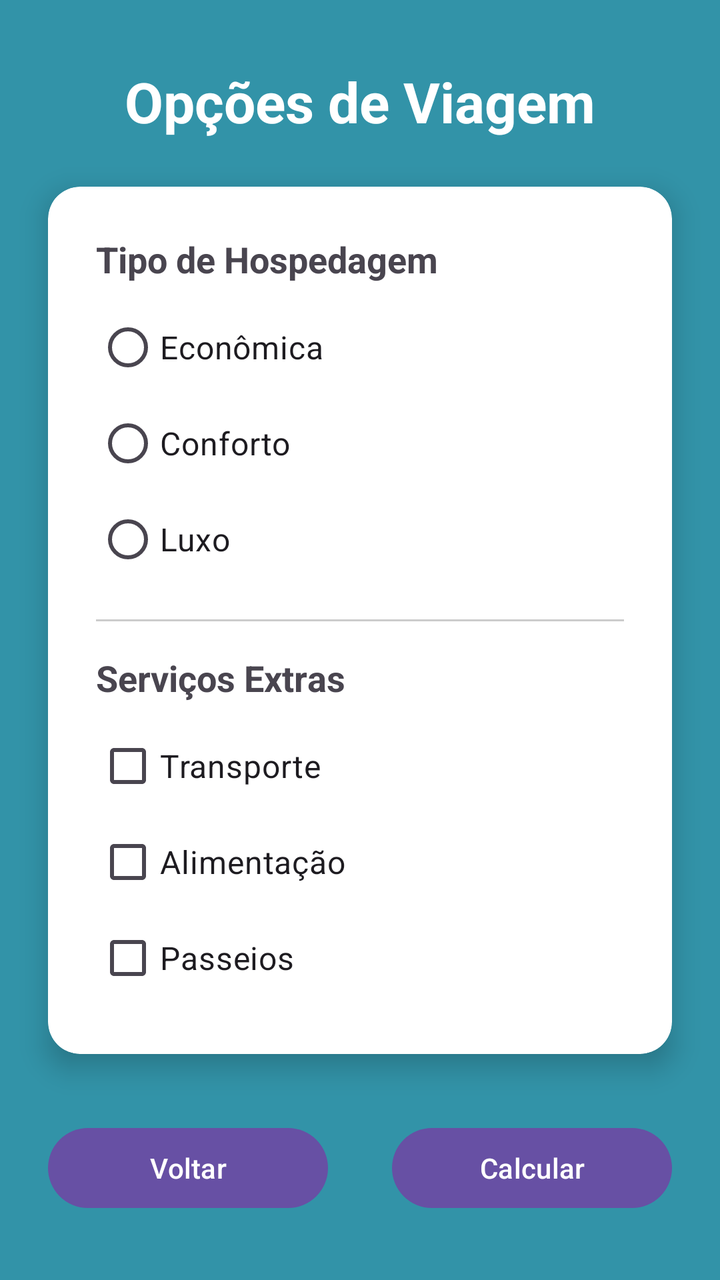
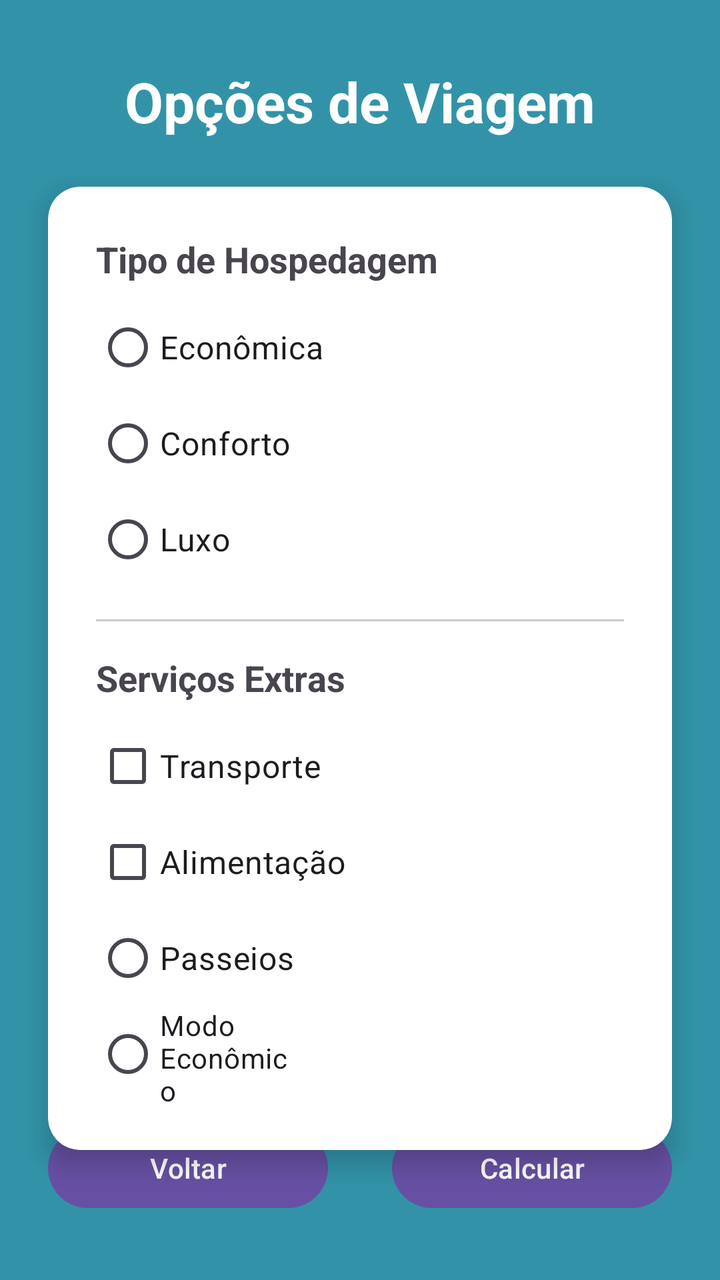

Compare the two renders of this Android layout. The source of the first and the diff that turns it into the second are given below.
<!-- AndroidManifest.xml: application theme Theme.FastTripPlanner -->
<!-- res/layout/activity_segunda_tela.xml -->
<?xml version="1.0" encoding="utf-8"?>
<androidx.constraintlayout.widget.ConstraintLayout
    xmlns:android="http://schemas.android.com/apk/res/android"
    xmlns:app="http://schemas.android.com/apk/res-auto"
    xmlns:tools="http://schemas.android.com/tools"
    android:layout_width="match_parent"
    android:layout_height="match_parent"
    android:background="#3293a8"
    tools:context=".SegundaTelaActivity">

    <TextView
        android:id="@+id/tvTitulo2"
        android:layout_width="wrap_content"
        android:layout_height="wrap_content"
        android:layout_marginTop="32dp"
        android:text="Opções de Viagem"
        android:textColor="#FFFFFF"
        android:textSize="28sp"
        android:textStyle="bold"
        app:layout_constraintEnd_toEndOf="parent"
        app:layout_constraintStart_toStartOf="parent"
        app:layout_constraintTop_toTopOf="parent" />

    <androidx.cardview.widget.CardView
        android:layout_width="0dp"
        android:layout_height="wrap_content"
        android:layout_marginTop="50dp"
        android:layout_margin="24dp"
        app:cardCornerRadius="16dp"
        app:cardElevation="8dp"
        app:layout_constraintTop_toBottomOf="@+id/tvTitulo2"
        app:layout_constraintStart_toStartOf="parent"
        app:layout_constraintEnd_toEndOf="parent">

        <LinearLayout
            android:layout_width="match_parent"
            android:layout_height="wrap_content"
            android:orientation="vertical"
            android:padding="24dp">

            <TextView
                android:layout_width="wrap_content"
                android:layout_height="wrap_content"
                android:layout_marginBottom="8dp"
                android:text="Tipo de Hospedagem"
                android:textSize="18sp"
                android:textStyle="bold" />

            <RadioGroup
                android:id="@+id/rdHospedagem"
                android:layout_width="match_parent"
                android:layout_height="wrap_content"
                android:orientation="vertical">

                <RadioButton
                    android:id="@+id/rbEconomica"
                    android:layout_width="wrap_content"
                    android:layout_height="wrap_content"
                    android:text="Econômica"
                    android:textSize="16sp" />

                <RadioButton
                    android:id="@+id/rbConforto"
                    android:layout_width="wrap_content"
                    android:layout_height="wrap_content"
                    android:text="Conforto"
                    android:textSize="16sp" />

                <RadioButton
                    android:id="@+id/rbLuxo"
                    android:layout_width="wrap_content"
                    android:layout_height="wrap_content"
                    android:text="Luxo"
                    android:textSize="16sp" />
            </RadioGroup>

            <View
                android:layout_width="match_parent"
                android:layout_height="1dp"
                android:layout_marginTop="16dp"
                android:layout_marginBottom="16dp"
                android:background="#CCCCCC" />

            <TextView
                android:layout_width="wrap_content"
                android:layout_height="wrap_content"
                android:layout_marginBottom="8dp"
                android:text="Serviços Extras"
                android:textSize="18sp"
                android:textStyle="bold" />

            <CheckBox
                android:id="@+id/cbTransporte"
                android:layout_width="wrap_content"
                android:layout_height="wrap_content"
                android:text="Transporte"
                android:textSize="16sp" />

            <CheckBox
                android:id="@+id/cbAlimentacao"
                android:layout_width="wrap_content"
                android:layout_height="wrap_content"
                android:text="Alimentação"
                android:textSize="16sp" />

            <CheckBox
                android:id="@+id/cbPasseio"
                android:layout_width="wrap_content"
                android:layout_height="wrap_content"
                android:text="Passeios"
                android:textSize="16sp" />

        </LinearLayout>
    </androidx.cardview.widget.CardView>

    <Button
        android:id="@+id/btnVoltar"
        android:layout_width="140dp"
        android:layout_height="wrap_content"
        android:layout_marginBottom="32dp"
        android:text="Voltar"
        app:layout_constraintBottom_toBottomOf="parent"
        app:layout_constraintStart_toStartOf="parent"
        android:layout_marginStart="24dp"/>

    <Button
        android:id="@+id/btnCalcular"
        android:layout_width="140dp"
        android:layout_height="wrap_content"
        android:layout_marginBottom="32dp"
        android:text="Calcular"
        app:layout_constraintBottom_toBottomOf="parent"
        app:layout_constraintEnd_toEndOf="parent"
        android:layout_marginEnd="24dp"/>

</androidx.constraintlayout.widget.ConstraintLayout>
<!-- resources referenced by this layout -->
<resources>
  <style name="Theme.FastTripPlanner" parent="Base.Theme.FastTripPlanner" />
  <style name="Base.Theme.FastTripPlanner" parent="Theme.Material3.DayNight.NoActionBar">
          
          
      </style>
</resources>

<!-- the commit's change to res/layout/activity_segunda_tela.xml (unified diff, before → after) -->
@@ -1,6 +1,5 @@
 <?xml version="1.0" encoding="utf-8"?>
-<androidx.constraintlayout.widget.ConstraintLayout
-    xmlns:android="http://schemas.android.com/apk/res/android"
+<androidx.constraintlayout.widget.ConstraintLayout xmlns:android="http://schemas.android.com/apk/res/android"
     xmlns:app="http://schemas.android.com/apk/res-auto"
     xmlns:tools="http://schemas.android.com/tools"
     android:layout_width="match_parent"
@@ -24,13 +23,14 @@
     <androidx.cardview.widget.CardView
         android:layout_width="0dp"
         android:layout_height="wrap_content"
-        android:layout_marginTop="50dp"
-        android:layout_margin="24dp"
+        android:layout_marginStart="24dp"
+        android:layout_marginTop="24dp"
+        android:layout_marginEnd="24dp"
         app:cardCornerRadius="16dp"
         app:cardElevation="8dp"
-        app:layout_constraintTop_toBottomOf="@+id/tvTitulo2"
+        app:layout_constraintEnd_toEndOf="parent"
         app:layout_constraintStart_toStartOf="parent"
-        app:layout_constraintEnd_toEndOf="parent">
+        app:layout_constraintTop_toBottomOf="@+id/tvTitulo2">
 
         <LinearLayout
             android:layout_width="match_parent"
@@ -103,13 +103,24 @@
                 android:text="Alimentação"
                 android:textSize="16sp" />
 
-            <CheckBox
-                android:id="@+id/cbPasseio"
+            <RadioGroup
                 android:layout_width="wrap_content"
                 android:layout_height="wrap_content"
-                android:text="Passeios"
-                android:textSize="16sp" />
+                android:orientation="vertical">
 
+                <RadioButton
+                    android:id="@+id/rbPasseio"
+                    android:layout_width="wrap_content"
+                    android:layout_height="wrap_content"
+                    android:text="Passeios"
+                    android:textSize="16sp" />
+
+                <RadioButton
+                    android:id="@+id/rbModoEconomico"
+                    android:layout_width="match_parent"
+                    android:layout_height="wrap_content"
+                    android:text="Modo Econômico" />
+            </RadioGroup>
         </LinearLayout>
     </androidx.cardview.widget.CardView>
 
@@ -117,20 +128,20 @@
         android:id="@+id/btnVoltar"
         android:layout_width="140dp"
         android:layout_height="wrap_content"
+        android:layout_marginStart="24dp"
         android:layout_marginBottom="32dp"
         android:text="Voltar"
         app:layout_constraintBottom_toBottomOf="parent"
-        app:layout_constraintStart_toStartOf="parent"
-        android:layout_marginStart="24dp"/>
+        app:layout_constraintStart_toStartOf="parent" />
 
     <Button
         android:id="@+id/btnCalcular"
         android:layout_width="140dp"
         android:layout_height="wrap_content"
+        android:layout_marginEnd="24dp"
         android:layout_marginBottom="32dp"
         android:text="Calcular"
         app:layout_constraintBottom_toBottomOf="parent"
-        app:layout_constraintEnd_toEndOf="parent"
-        android:layout_marginEnd="24dp"/>
+        app:layout_constraintEnd_toEndOf="parent" />
 
 </androidx.constraintlayout.widget.ConstraintLayout>
